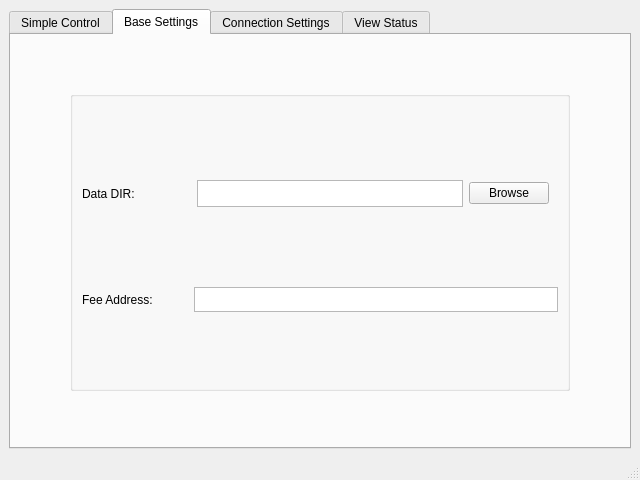
Old version of the form mainwindow.ui in the repository Lastick/launcher.
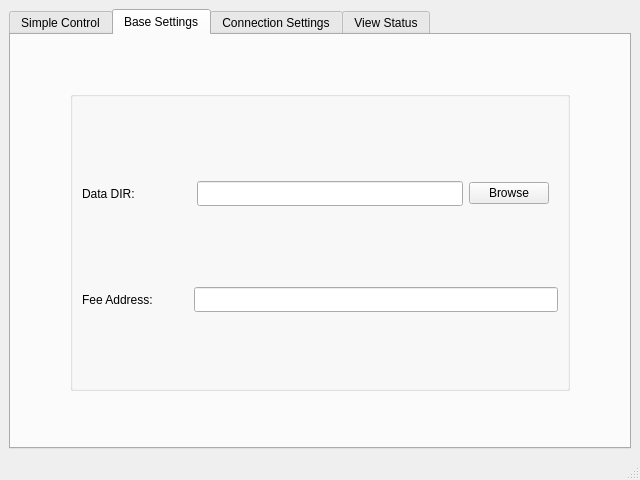
New version of the form. The open tabs and pages were chosen to show the change.

Commit message: Processing events for tab Base Settings

What changed in the file:
```diff
--- a/mainwindow.ui
+++ b/mainwindow.ui
@@ -117,7 +117,7 @@
             </widget>
            </item>
            <item row="1" column="2">
-            <widget class="QTextEdit" name="textEdit">
+            <widget class="QLineEdit" name="lineEdit_fee_address">
              <property name="maximumSize">
               <size>
                <width>16777215</width>
@@ -155,7 +155,14 @@
              </property>
              <layout class="QHBoxLayout" name="root_data_dir">
               <item>
-               <widget class="QTextEdit" name="textEdit_data_dir"/>
+               <widget class="QLineEdit" name="lineEdit_data_dir">
+                <property name="minimumSize">
+                 <size>
+                  <width>0</width>
+                  <height>25</height>
+                 </size>
+                </property>
+               </widget>
               </item>
               <item>
                <widget class="QPushButton" name="pushButton_data_dir">
```
Left out of the diff: 2 changed lines with no effect on the pictures. The commit also changes 4 other files.
